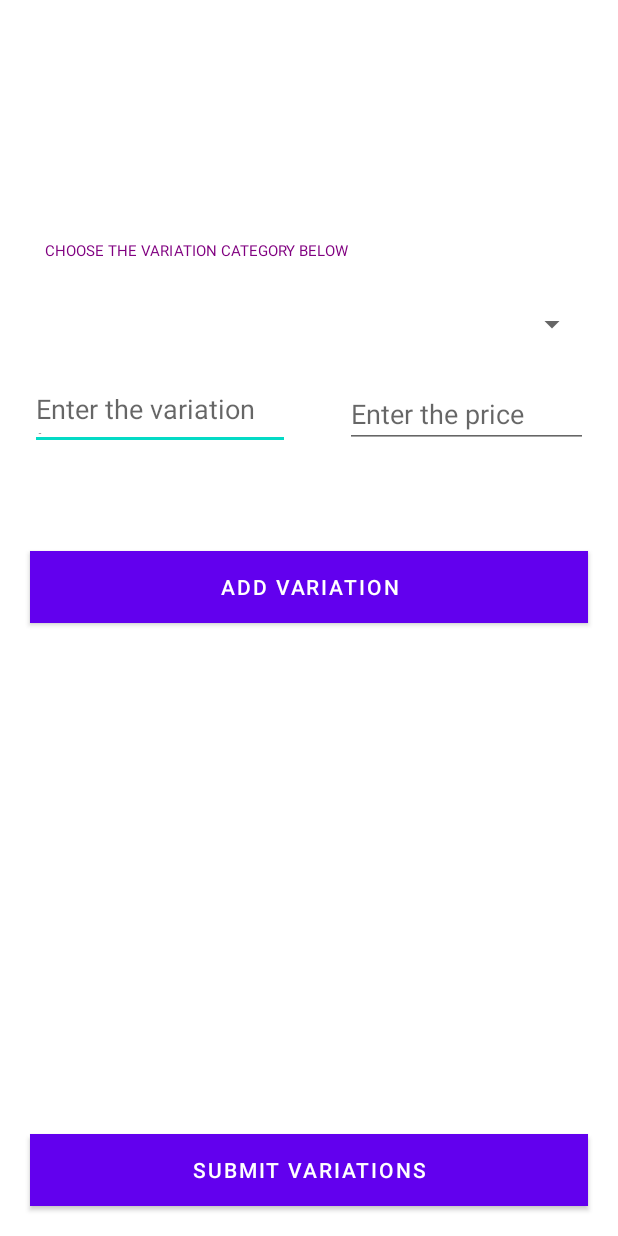
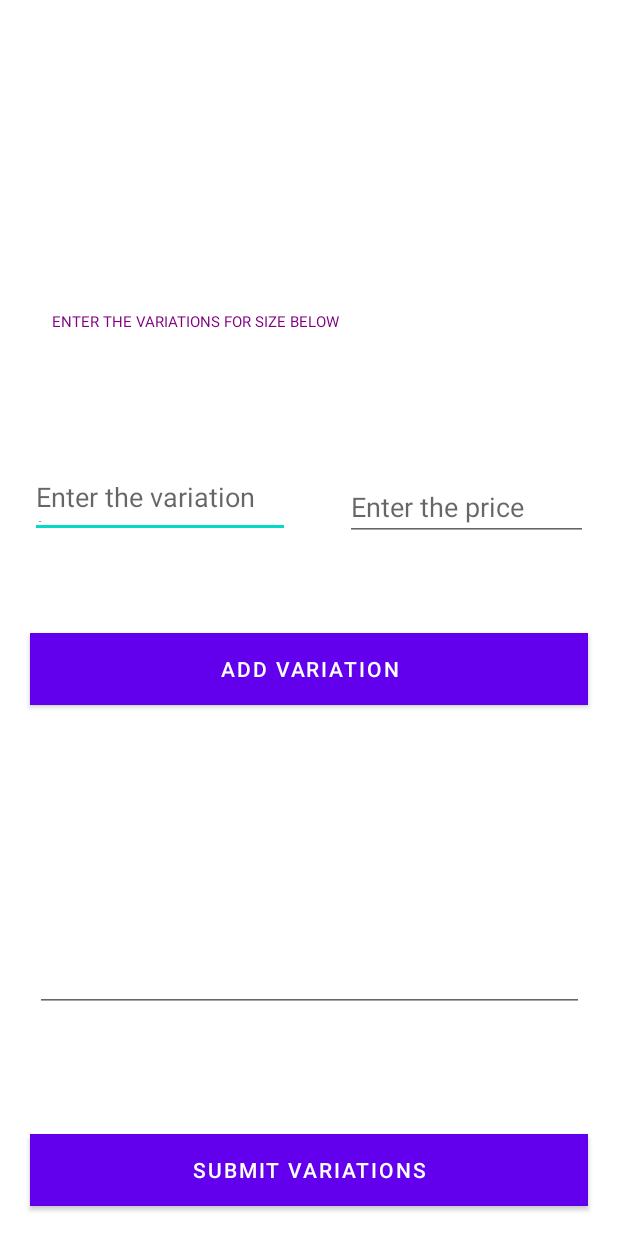
Before and after one commit to mogere/variations, an Android app: the layout activity_main.xml on its own in the app's theme, with its tools: preview values and no code run, on a phone screen of 412 x 824 dp. Run offline under Robolectric (Android 15) with nearby library versions, the phone set to English and light mode, and no system bars; Roboto replaces fonts that are not available here.

```diff
--- a/app/src/main/java/com/mogere/variants/Entity/Product.kt
+++ b/app/src/main/java/com/mogere/variants/Entity/Product.kt
@@ -6,5 +6,4 @@ data class Product(var id: Long,
                   ) {
 
     var size = mutableMapOf<String, Double>()
-    var flavor = mutableMapOf<String, Double>()
 }
--- a/app/src/main/res/layout/activity_main.xml
+++ b/app/src/main/res/layout/activity_main.xml
@@ -34,13 +34,27 @@
             app:layout_constraintTop_toTopOf="parent"
             app:layout_constraintVertical_bias="0.011" />
 
+
+        <!--        <Spinner-->
+<!--            android:id="@+id/variation_spinner"-->
+<!--            android:layout_width="match_parent"-->
+<!--            android:layout_height="wrap_content"-->
+<!--            android:layout_margin="20dp"-->
+<!--            android:tooltipText="Variation category"-->
+<!--            app:layout_constraintBottom_toBottomOf="parent"-->
+<!--            app:layout_constraintEnd_toEndOf="parent"-->
+<!--            app:layout_constraintHorizontal_bias="0.4"-->
+<!--            app:layout_constraintStart_toStartOf="parent"-->
+<!--            app:layout_constraintTop_toBottomOf="@+id/chooseType"-->
+<!--            app:layout_constraintVertical_bias="0.152" />-->
+
         <TextView
             android:id="@+id/chooseType"
-            android:layout_width="match_parent"
-            android:layout_height="wrap_content"
+            android:layout_width="373dp"
+            android:layout_height="72dp"
             android:layout_margin="20dp"
             android:fontFamily="@font/montserrat_alternates"
-            android:padding="10dp"
+            android:padding="15dp"
             android:text="@string/choose_category"
             android:textAllCaps="true"
             android:textColor="#800080"
@@ -49,19 +63,7 @@
             app:layout_constraintEnd_toEndOf="parent"
             app:layout_constraintStart_toStartOf="parent"
             app:layout_constraintTop_toBottomOf="@+id/heading"
-            app:layout_constraintVertical_bias="0.063" />
-
-        <Spinner
-            android:id="@+id/variation_spinner"
-            android:layout_width="match_parent"
-            android:layout_height="wrap_content"
-            android:layout_margin="20dp"
-            android:tooltipText="Variation category"
-            app:layout_constraintBottom_toBottomOf="parent"
-            app:layout_constraintEnd_toEndOf="parent"
-            app:layout_constraintStart_toStartOf="parent"
-            app:layout_constraintTop_toBottomOf="@+id/chooseType"
-            app:layout_constraintVertical_bias="0.0" />
+            app:layout_constraintVertical_bias="0.134" />
 
         <EditText
             android:id="@+id/variations"
@@ -75,8 +77,8 @@
             app:layout_constraintEnd_toEndOf="parent"
             app:layout_constraintHorizontal_bias="0.0"
             app:layout_constraintStart_toStartOf="parent"
-            app:layout_constraintTop_toBottomOf="@+id/variation_spinner"
-            app:layout_constraintVertical_bias="0.016" />
+            app:layout_constraintTop_toBottomOf="@+id/chooseType"
+            app:layout_constraintVertical_bias="0.064" />
 
         <Button
             android:id="@+id/addVariations"
@@ -84,28 +86,14 @@
             android:layout_height="wrap_content"
             android:layout_margin="20dp"
             android:background="#800080"
+            android:onClick="@{()->variantViewModel.onButtonClicked()}"
             android:text="@string/add_variation"
-            android:onClick="@{()->variantViewModel.onButtonClicked()}"
             app:layout_constraintBottom_toBottomOf="parent"
             app:layout_constraintEnd_toEndOf="parent"
+            app:layout_constraintHorizontal_bias="0.525"
             app:layout_constraintStart_toStartOf="parent"
             app:layout_constraintTop_toBottomOf="@+id/variations"
-            app:layout_constraintVertical_bias="0.108" />
-
-        <TextView
-            android:id="@+id/editTextVariationList"
-            android:layout_width="match_parent"
-            android:layout_height="wrap_content"
-            android:text="@={variantViewModel.variationList}"
-            android:layout_margin="20dp"
-            android:ems="10"
-            android:gravity="start|top"
-            android:inputType="textMultiLine"
-            android:visibility="gone"
-            app:layout_constraintBottom_toTopOf="@+id/submitVariations"
-            app:layout_constraintEnd_toEndOf="parent"
-            app:layout_constraintStart_toStartOf="parent"
-            app:layout_constraintTop_toBottomOf="@+id/addVariations" />
+            app:layout_constraintVertical_bias="0.115" />
 
         <Button
             android:id="@+id/submitVariations"
@@ -114,6 +102,7 @@
             android:layout_margin="20dp"
             android:background="#800080"
             android:text="@string/submit_variations"
+            android:onClick="@{()->variantViewModel.sendVariants()}"
             app:layout_constraintBottom_toBottomOf="parent"
             app:layout_constraintEnd_toEndOf="parent"
             app:layout_constraintStart_toStartOf="parent" />
@@ -126,14 +115,31 @@
             android:layout_marginLeft="16dp"
             android:ems="10"
             android:hint="@string/enter_the_price"
+            android:inputType="number"
             android:text="@={variantViewModel.price}"
-            android:inputType="number"
             android:textColor="#999999"
             app:layout_constraintBottom_toTopOf="@+id/addVariations"
             app:layout_constraintEnd_toEndOf="parent"
             app:layout_constraintStart_toEndOf="@+id/variations"
-            app:layout_constraintTop_toBottomOf="@+id/variation_spinner"
-            app:layout_constraintVertical_bias="0.309" />
+            app:layout_constraintTop_toBottomOf="@+id/chooseType"
+            app:layout_constraintVertical_bias="0.48" />
+
+        <EditText
+            android:id="@+id/VariationList"
+            android:layout_width="366dp"
+            android:layout_height="123dp"
+            android:ems="10"
+            android:gravity="start|top"
+            android:inputType="textMultiLine"
+            android:text="@{String.valueOf(variantViewModel.variationList)}"
+            app:layout_constraintBottom_toTopOf="@+id/submitVariations"
+            app:layout_constraintEnd_toEndOf="parent"
+            app:layout_constraintStart_toStartOf="parent"
+            app:layout_constraintTop_toBottomOf="@+id/addVariations" />
+
+
+
+
 
 
     </androidx.constraintlayout.widget.ConstraintLayout>
--- a/app/src/main/res/values/strings.xml
+++ b/app/src/main/res/values/strings.xml
@@ -13,8 +13,10 @@
     <string name="heading">Omo Washing powder</string>
     <string name="submit_variations">Submit Variations</string>
     <string name="add_variation">add variation</string>
-    <string name="choose_category">Choose the variation category below</string>
+    <string name="choose_category">Enter the variations for size below</string>
     <string name="enter_the_price">Enter the price</string>
+    <string name="Flavor">flavor</string>
+    <string name="size">Size</string>
 
     <string-array name="variation_types">
         <item>Size</item>
```
Also changed, not shown: app/src/main/java/com/mogere/variants/MainActivity.kt (+20 -41 lines), app/src/main/java/com/mogere/variants/viewModel/VariantViewModel.kt (+16 -13 lines).
